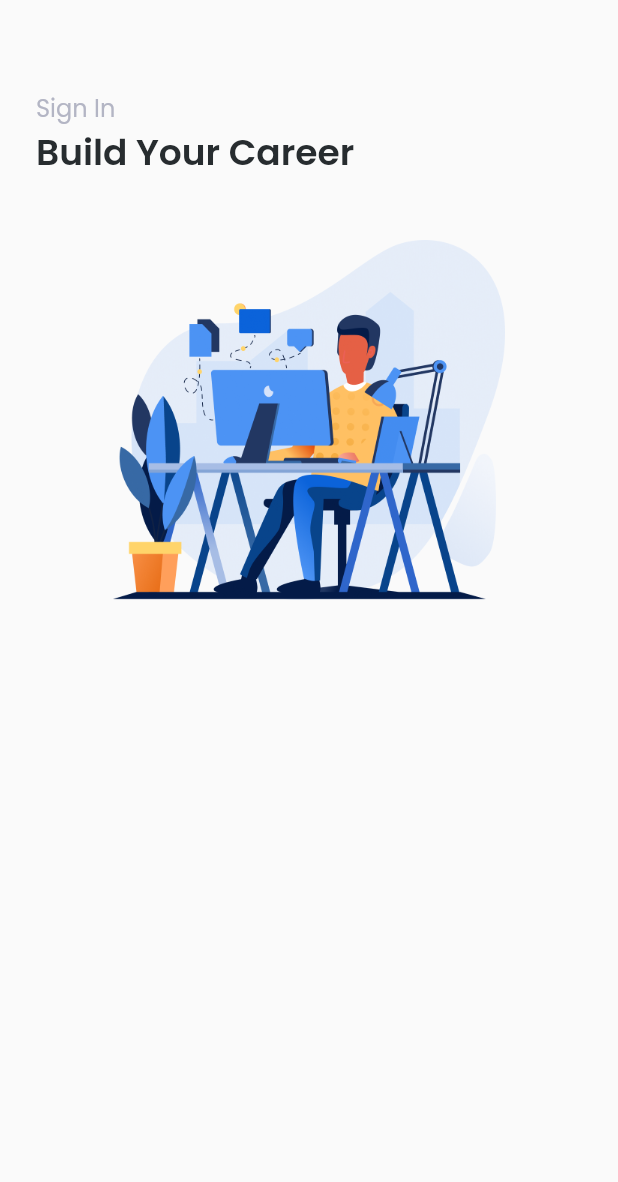
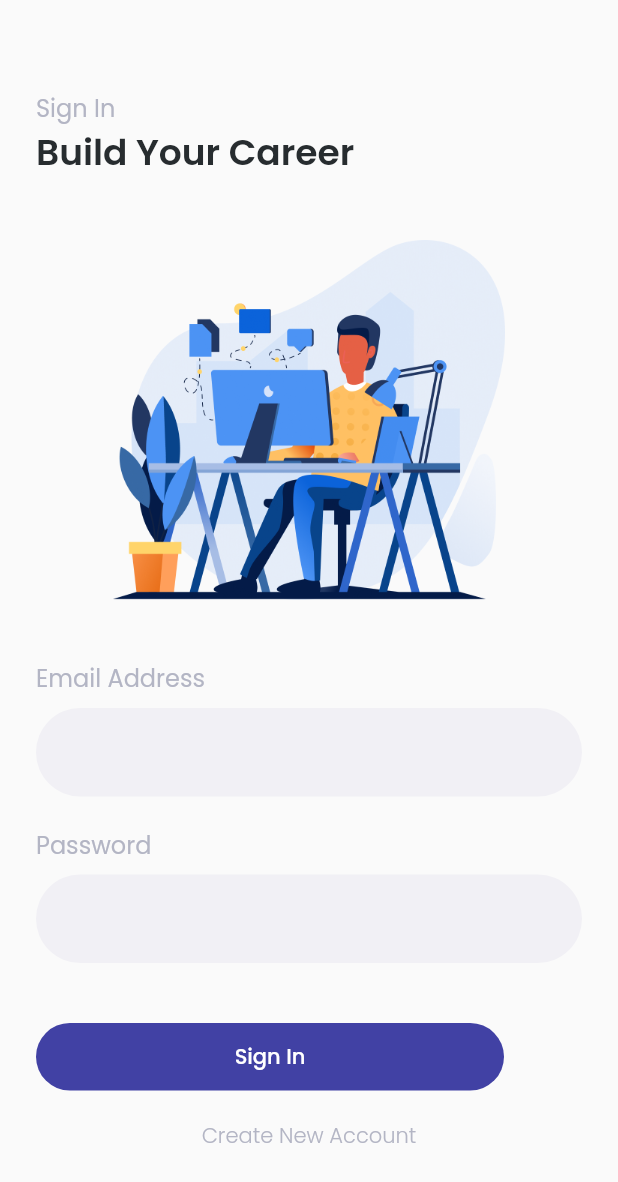
Before and after one commit to s4llm4n/Job_ui, a Flutter app: the screen it shows after launch, after a tap on "Sign In", on a phone screen of 412 x 824 dp. Shown: the top 1182 px of the screen. Run offline on Flutter 3.47's test engine with Material 2 defaults, Android fonts, the phone set to English and light mode, and no system bars; our stand-ins replace email_validator, google_fonts.

Commit message:
commit edge

```diff
--- a/lib/pages/signin_pages.dart
+++ b/lib/pages/signin_pages.dart
@@ -1,12 +1,25 @@
 import 'package:flutter/material.dart';
+import 'package:google_fonts/google_fonts.dart';
+import 'package:job_application/pages/signup_page.dart';
 import 'package:job_application/theme.dart';
+import 'package:email_validator/email_validator.dart';
 
-class SignInPages extends StatelessWidget {
+class SignInPages extends StatefulWidget {
+  @override
+  _SignInPagesState createState() => _SignInPagesState();
+}
+
+class _SignInPagesState extends State<SignInPages> {
+  bool isEmailValid = true;
+
+  TextEditingController emailConttroller = TextEditingController(text: '');
+
   @override
   Widget build(BuildContext context) {
     return MaterialApp(
       home: Scaffold(
-        body: Padding(
+        body: SingleChildScrollView(
+          child: Padding(
             padding: const EdgeInsets.only(
               top: 60.0,
               left: 24,
@@ -37,7 +50,138 @@ class SignInPages extends StatelessWidget {
                     ],
                   ),
                 ),
+                SizedBox(
+                  height: 40,
+                ),
+                Column(
+                  crossAxisAlignment: CrossAxisAlignment.start,
+                  children: [
+                    Text(
+                      'Email Address',
+                      style: titleTextStyle,
+                    ),
+                    SizedBox(
+                      height: 8,
+                    ),
+                    TextFormField(
+                      controller: emailConttroller,
+                      onChanged: (value) {
+                        print(value);
+                        bool isValid = EmailValidator.validate(value);
+                        print(isValid);
+                        if (isValid) {
+                          setState(() {
+                            isEmailValid = true;
+                          });
+                        } else {
+                          setState(() {
+                            isEmailValid = false;
+                          });
+                        }
+                      },
+                      decoration: InputDecoration(
+                        fillColor: Color(0xffF1F0F5),
+                        filled: true,
+                        enabledBorder: OutlineInputBorder(
+                          borderRadius: BorderRadius.circular(100),
+                          borderSide: BorderSide.none,
+                        ),
+                        focusedBorder: OutlineInputBorder(
+                          borderRadius: BorderRadius.circular(100),
+                          borderSide: BorderSide(
+                            color: isEmailValid
+                                ? Color(0xff4141A4)
+                                : Color(0xffFD4F56),
+                          ),
+                        ),
+                        hintText: '',
+                      ),
+                      style: TextStyle(
+                        color: isEmailValid
+                            ? Color(0xff4141A4)
+                            : Color(0xffFD4F56),
+                      ),
+                    ),
                   ],
+                ),
+                SizedBox(
+                  height: 20,
+                ),
+                Column(
+                  crossAxisAlignment: CrossAxisAlignment.start,
+                  children: [
+                    Text(
+                      'Password',
+                      style: titleTextStyle,
+                    ),
+                    SizedBox(
+                      height: 8,
+                    ),
+                    TextFormField(
+                      obscureText: true,
+                      decoration: InputDecoration(
+                        fillColor: Color(0xffF1F0F5),
+                        filled: true,
+                        enabledBorder: OutlineInputBorder(
+                          borderRadius: BorderRadius.circular(100),
+                          borderSide: BorderSide.none,
+                        ),
+                        focusedBorder: OutlineInputBorder(
+                          borderRadius: BorderRadius.circular(100),
+                          borderSide: BorderSide(color: Color(0xff4141A4)),
+                        ),
+                        hintText: '',
+                      ),
+                    ),
+                  ],
+                ),
+                SizedBox(
+                  height: 40,
+                ),
+                Container(
+                  width: 312,
+                  height: 45,
+                  child: TextButton(
+                    style: TextButton.styleFrom(
+                      backgroundColor: Color(0xff4141A4),
+                      shape: RoundedRectangleBorder(
+                          borderRadius: BorderRadius.circular(66)),
+                    ),
+                    onPressed: () {},
+                    child: Text(
+                      'Sign In',
+                      style: buttonTextStyle,
+                    ),
+                  ),
+                ),
+                Padding(
+                  padding: const EdgeInsets.only(
+                    top: 20.0,
+                    bottom: 70,
+                  ),
+                  child: Center(
+                    child: InkWell(
+                      onTap: () {
+                        Navigator.push(
+                          context,
+                          MaterialPageRoute(
+                            builder: (context) => SignUpPage(),
+                          ),
+                        );
+                      },
+                      child: Text(
+                        'Create New Account',
+                        style: GoogleFonts.poppins(
+                          color: Color(0xffB3B5C4),
+                          fontSize: 14,
+                          fontWeight: FontWeight.w300,
+                        ),
+                      ),
+                    ),
+                  ),
+                ),
+              ],
+            ),
           ),
         ),
       ),
--- a/lib/theme.dart
+++ b/lib/theme.dart
@@ -11,3 +11,6 @@ TextStyle titleTextStyle = GoogleFonts.poppins(
 
 TextStyle subTitleTextStyle = GoogleFonts.poppins(
     color: Color(0xff272C2F), fontSize: 24, fontWeight: FontWeight.w600);
+
+TextStyle buttonTextStyle = GoogleFonts.poppins(
+    color: Color(0xffFFFFFF), fontSize: 14, fontWeight: FontWeight.w500);
```
Also changed, not shown: lib/pages/signup_page.dart (added, +65 -0 lines). Lines whose indentation alone changed are shown as unchanged.
